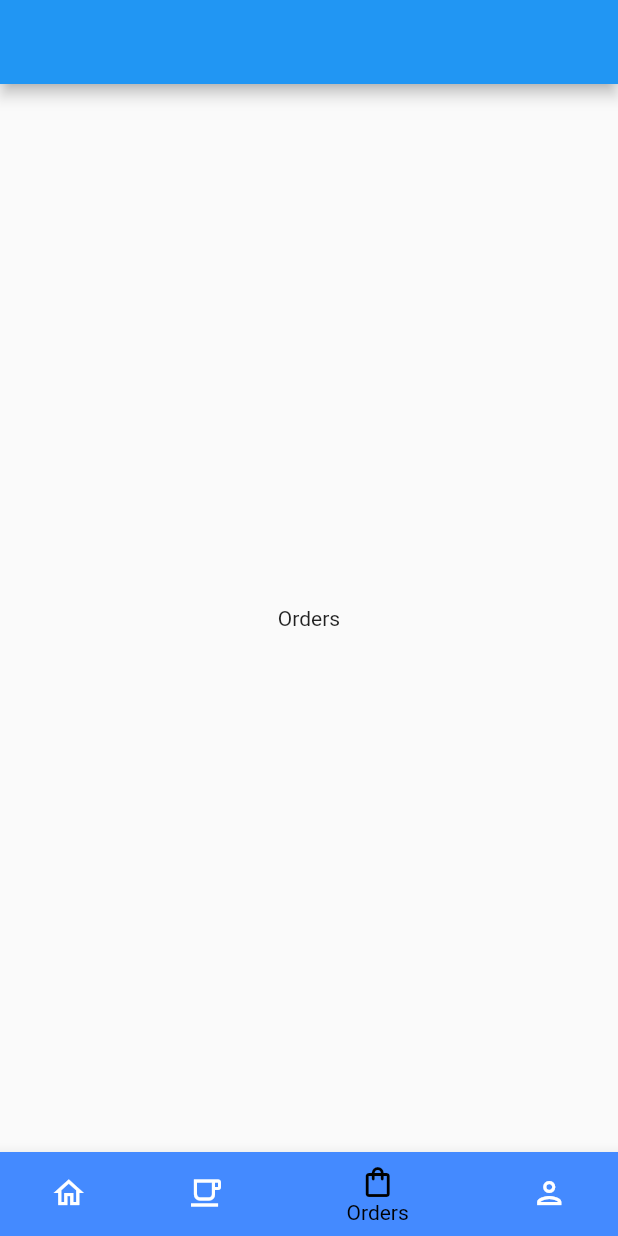
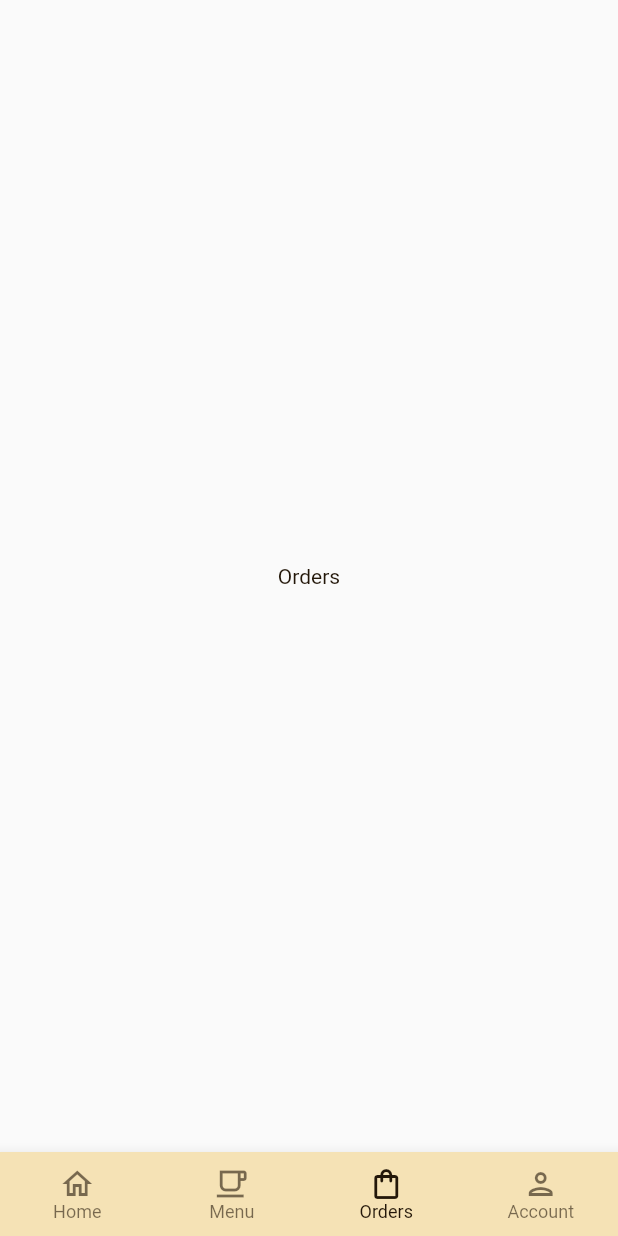
Before and after one commit to Tar-Telperien/capp-bar-app-bar, a Flutter app: the screen it shows after launch, item 3 of the bottom bar chosen, on a phone screen of 412 x 824 dp. Run offline on Flutter 3.47's test engine with Material 2 defaults, Android fonts, the phone set to English and light mode, and no system bars; Roboto replaces fonts that are missing (Montserrat).

Commit message:
Add Color and Text Theme

```diff
--- a/lib/capp_app.dart
+++ b/lib/capp_app.dart
@@ -1,17 +1,5 @@
-/// Based on Flutter code sample for BottomNavigationBar
-
-// This example shows a [BottomNavigationBar] as it is used within a [Scaffold]
-// widget. The [BottomNavigationBar] has four [BottomNavigationBarItem]
-// widgets, which means it defaults to [BottomNavigationBarType.shifting], and
-// the [currentIndex] is set to index 0. The selected item is amber in color.
-// With each [BottomNavigationBarItem] widget, backgroundColor property is
-// also defined, which changes the background color of [BottomNavigationBar],
-// when that item is selected. The `_onItemTapped` function changes the
-// selected item's index and displays a corresponding message in the center of
-// the [Scaffold].
-
-// MAIN CAPP APP: houses bottom navigation bar and stays constant throughout
-
+/// Based on Material Flutter code sample for BottomNavigationBar
+// MAIN CAPP APP: houses bottom navigation bar and color theme
 import 'package:flutter/material.dart';
 import 'home_tab.dart';
 import 'menu_tab.dart';
@@ -21,13 +9,12 @@ import 'account_tab.dart';
 class CappApp extends StatelessWidget {
   const CappApp({Key? key}) : super(key: key);
 
-  static const String _title = 'Flutter Code Sample';
-
   @override
   Widget build(BuildContext context) {
-    return const MaterialApp(
-      title: _title,
+    return MaterialApp(
+      title: 'Capp Bar App',
       home: CappAppHomePage(),
+      theme: _buildCappBarTheme(),
     );
   }
 }
@@ -43,8 +30,8 @@ class CappAppHomePage extends StatefulWidget {
 /// This is the private State class that goes with CappAppHomePage.
 class _CappAppHomePageState extends State<CappAppHomePage> {
   int _selectedIndex = 0;
-  static const TextStyle optionStyle =
-      TextStyle(fontSize: 30, fontWeight: FontWeight.bold);
+
+  // Tabs in Bottom Navigation Bar
   static List<Widget> _widgetOptions = <Widget>[
     Home(),
     Menu(),
@@ -52,6 +39,7 @@ class _CappAppHomePageState extends State<CappAppHomePage> {
     Account(),
   ];
 
+  // Respond to item/tab button press
   void _onItemTapped(int index) {
     setState(() {
       _selectedIndex = index;
@@ -61,40 +49,108 @@ class _CappAppHomePageState extends State<CappAppHomePage> {
   // 4 Tabs Bottom Navigation Bar: Home, Menu, Orders, Account
   @override
   Widget build(BuildContext context) {
+    final colorScheme = Theme.of(context).colorScheme;
+    final textTheme = Theme.of(context).textTheme;
+
     return Scaffold(
-      appBar: AppBar(
+      /*appBar: AppBar(
         //title: const Text('BottomNavigationBar Sample'),
-      ),
+      ),*/
       body: Center(
         child: _widgetOptions.elementAt(_selectedIndex),
       ),
+      // Bottom Navigation Bar Build
       bottomNavigationBar: BottomNavigationBar(
+        type: BottomNavigationBarType.fixed,
+        currentIndex: _selectedIndex,
+        onTap: _onItemTapped,
+        // Theme Color and Text
+        backgroundColor: colorScheme.surface,
+        selectedItemColor: colorScheme.onSurface,
+        unselectedItemColor: colorScheme.onSurface.withOpacity(.60),
+        selectedLabelStyle: textTheme.caption,
+        unselectedLabelStyle: textTheme.caption,
+
+        // Tab display in Bottom Nav Bar
         items: const <BottomNavigationBarItem>[
           BottomNavigationBarItem(
             icon: Icon(Icons.home_outlined),
             label: 'Home',
-            backgroundColor: Colors.blueAccent,
           ),
           BottomNavigationBarItem(
             icon: Icon(Icons.local_cafe_outlined),
             label: 'Menu',
-            backgroundColor: Colors.blueAccent,
           ),
           BottomNavigationBarItem(
             icon: Icon(Icons.shopping_bag_outlined),
             label: 'Orders',
-            backgroundColor: Colors.blueAccent,
           ),
           BottomNavigationBarItem(
             icon: Icon(Icons.person_outlined),
             label: 'Account',
-            backgroundColor: Colors.blueAccent,
           ),
         ],
-        currentIndex: _selectedIndex,
-        selectedItemColor: Colors.black,
-        onTap: _onItemTapped,
       ),
     );
   }
 }
+
+// THEME DATA
+ThemeData _buildCappBarTheme(){
+  final ThemeData base = ThemeData.light();
+  return base.copyWith(
+    colorScheme: _cappBarColorScheme,
+    textTheme: _buildCappBarTextTheme(base.textTheme),
+  );
+}
+
+TextTheme _buildCappBarTextTheme(TextTheme base){
+  return base
+      .copyWith(
+        caption: base.caption!.copyWith(
+          fontWeight: FontWeight.w400,
+          fontSize: 11,
+          letterSpacing: defaultLetterSpacing,
+        ),
+        button: base.button!.copyWith(
+          fontWeight: FontWeight.w500,
+          fontSize: 11,
+          letterSpacing: defaultLetterSpacing,
+        ),
+      )
+      .apply(
+        fontFamily: 'Montserrat',
+        displayColor: coffeeBrown,
+        bodyColor: coffeeBrown,
+      );
+}
+
+const ColorScheme _cappBarColorScheme = ColorScheme(
+  primary: sageGreen,
+  primaryVariant: sageGreen2,
+  secondary: coffeeYellow,
+  secondaryVariant: coffeeBrown,
+  surface: coffeeYellow, // BottomNavBar Color
+  background: backgroundWhite,
+  error: errorRed,
+  onPrimary: coffeeBrown,
+  onSecondary: coffeeBrown,
+  onSurface: coffeeBrown,
+  onBackground: coffeeBrown,
+  onError: surfaceWhite,
+  brightness: Brightness.light,
+);
+
+//Color(#AARRGGBB)
+const Color sageGreen = Color(0xFF82947E);
+const Color sageGreen2 = Color(0xFF384036);
+
+const Color coffeeYellow = Color(0xFFF5E2B5);
+const Color coffeeBrown = Color(0xFF231709);
+
+const Color surfaceWhite = Color(0xFFF5F3EB);
+const Color backgroundWhite = Colors.white;
+
+const Color errorRed = Color(0xFFC5032B);
+
+const defaultLetterSpacing = 0.03;
```
Also changed, not shown: lib/main.dart (line endings or trailing spaces), 160 other files.
